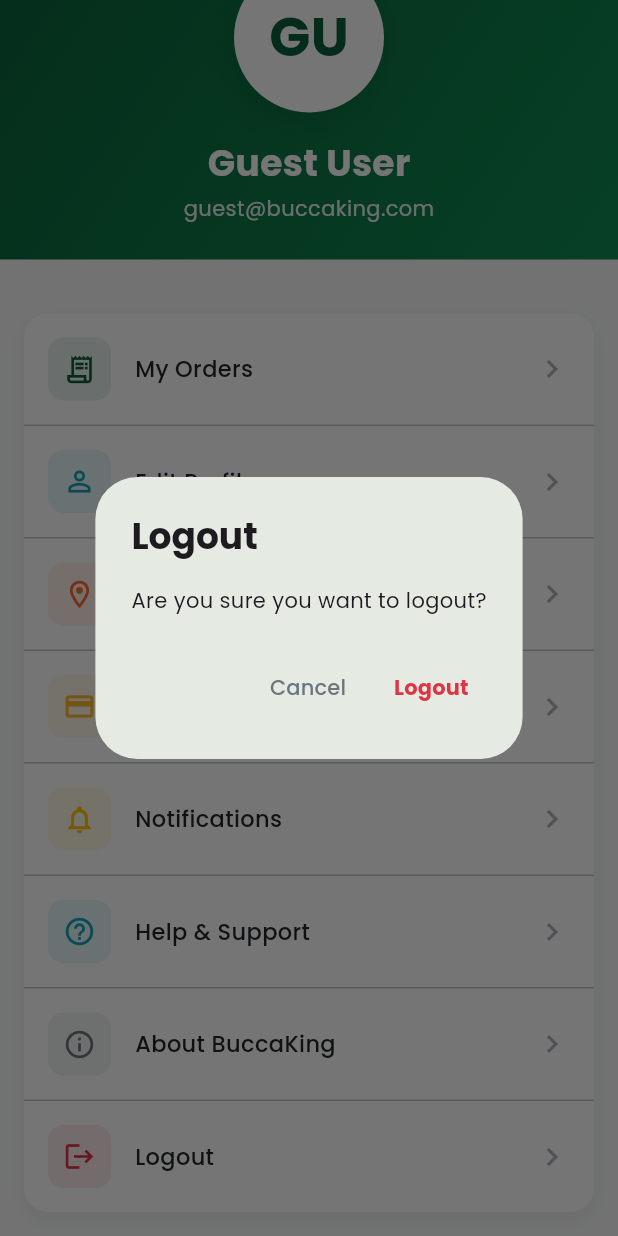
After one commit to spirakid/bucca-king-app, a Flutter app: the ProfileScreen screen opened directly, scrolled down 113 dp, after a tap on "Logout", on a phone screen of 412 x 824 dp. The commit adds this screen. Run offline on Flutter 3.47's test engine with Material 3 defaults, Android fonts, the phone set to English and light mode, and no system bars; our stand-ins replace cloud_firestore, firebase_core, google_fonts; accounts and stored records are empty.

Commit message:
feat: Add user profile screen with logout and settings

```diff
--- a/lib/screens/home_screen.dart
+++ b/lib/screens/home_screen.dart
@@ -1,5 +1,6 @@
 import 'package:bucca_king/screens/cart_screen.dart';
 import 'package:bucca_king/screens/food_detail_screen.dart';
+import 'package:bucca_king/screens/profile_screen.dart';
 import 'package:flutter/material.dart';
 import 'package:google_fonts/google_fonts.dart';
 import '../utils/colors.dart';
@@ -620,6 +621,7 @@ class _HomeScreenState extends State<HomeScreen> {
                     ],
                   ),
                 ),
+              )
             );
           },
         ),
@@ -647,11 +649,15 @@ class _HomeScreenState extends State<HomeScreen> {
     _selectedIndex = index;
   });
 
-          if (index == 2) {
-            // Cart tab
+  if (index == 2) {  // Cart tab
     Navigator.push(
       context,
       MaterialPageRoute(builder: (context) => const CartScreen()),
+    );
+  } else if (index == 3) {  // Profile tab
+    Navigator.push(
+      context,
+      MaterialPageRoute(builder: (context) => const ProfileScreen()),
     );
   }
 },
--- /dev/null
+++ b/lib/screens/profile_screen.dart
@@ -0,0 +1,443 @@
+import 'package:flutter/material.dart';
+import 'package:google_fonts/google_fonts.dart';
+import '../utils/colors.dart';
+import 'order_history_screen.dart';
+import 'auth/login_screen.dart';
+
+class ProfileScreen extends StatelessWidget {
+  const ProfileScreen({super.key});
+
+  @override
+  Widget build(BuildContext context) {
+    return Scaffold(
+      backgroundColor: AppColors.background,
+      body: SafeArea(
+        child: SingleChildScrollView(
+          child: Column(
+            children: [
+              _buildHeader(context),
+              const SizedBox(height: 20),
+              _buildProfileOptions(context),
+            ],
+          ),
+        ),
+      ),
+    );
+  }
+
+  Widget _buildHeader(BuildContext context) {
+    return Container(
+      padding: const EdgeInsets.all(24),
+      decoration: BoxDecoration(
+        gradient: LinearGradient(
+          colors: [AppColors.primary, AppColors.primaryLight],
+          begin: Alignment.topLeft,
+          end: Alignment.bottomRight,
+        ),
+      ),
+      child: Column(
+        children: [
+          Row(
+            children: [
+              Text(
+                'Profile',
+                style: GoogleFonts.poppins(
+                  fontSize: 28,
+                  fontWeight: FontWeight.bold,
+                  color: Colors.white,
+                ),
+              ),
+            ],
+          ),
+          const SizedBox(height: 24),
+          Container(
+            width: 100,
+            height: 100,
+            decoration: BoxDecoration(
+              color: Colors.white,
+              shape: BoxShape.circle,
+              boxShadow: [
+                BoxShadow(
+                  color: Colors.black.withOpacity(0.1),
+                  blurRadius: 20,
+                  offset: const Offset(0, 10),
+                ),
+              ],
+            ),
+            child: Center(
+              child: Text(
+                'GU',
+                style: GoogleFonts.poppins(
+                  fontSize: 36,
+                  fontWeight: FontWeight.bold,
+                  color: AppColors.primary,
+                ),
+              ),
+            ),
+          ),
+          const SizedBox(height: 16),
+          Text(
+            'Guest User',
+            style: GoogleFonts.poppins(
+              fontSize: 24,
+              fontWeight: FontWeight.bold,
+              color: Colors.white,
+            ),
+          ),
+          const SizedBox(height: 4),
+          Text(
+            'guest@buccaking.com',
+            style: GoogleFonts.poppins(
+              fontSize: 14,
+              color: Colors.white.withOpacity(0.9),
+            ),
+          ),
+        ],
+      ),
+    );
+  }
+
+  Widget _buildProfileOptions(BuildContext context) {
+    return Container(
+      margin: const EdgeInsets.all(16),
+      decoration: BoxDecoration(
+        color: Colors.white,
+        borderRadius: BorderRadius.circular(16),
+        boxShadow: [
+          BoxShadow(
+            color: Colors.black.withOpacity(0.05),
+            blurRadius: 10,
+            offset: const Offset(0, 5),
+          ),
+        ],
+      ),
+      child: Column(
+        children: [
+          _buildOptionTile(
+            context,
+            'My Orders',
+            Icons.receipt_long_outlined,
+            AppColors.primary,
+            () {
+              Navigator.push(
+                context,
+                MaterialPageRoute(
+                  builder: (context) => const OrderHistoryScreen(),
+                ),
+              );
+            },
+          ),
+          const Divider(height: 1),
+          _buildOptionTile(
+            context,
+            'Edit Profile',
+            Icons.person_outline,
+            AppColors.info,
+            () {
+              _showComingSoon(context, 'Edit Profile');
+            },
+          ),
+          const Divider(height: 1),
+          _buildOptionTile(
+            context,
+            'Delivery Addresses',
+            Icons.location_on_outlined,
+            AppColors.secondary,
+            () {
+              _showComingSoon(context, 'Delivery Addresses');
+            },
+          ),
+          const Divider(height: 1),
+          _buildOptionTile(
+            context,
+            'Payment Methods',
+            Icons.payment_outlined,
+            AppColors.accent,
+            () {
+              _showComingSoon(context, 'Payment Methods');
+            },
+          ),
+          const Divider(height: 1),
+          _buildOptionTile(
+            context,
+            'Notifications',
+            Icons.notifications_outlined,
+            AppColors.warning,
+            () {
+              _showComingSoon(context, 'Notifications');
+            },
+          ),
+          const Divider(height: 1),
+          _buildOptionTile(
+            context,
+            'Help & Support',
+            Icons.help_outline,
+            AppColors.info,
+            () {
+              _showHelpDialog(context);
+            },
+          ),
+          const Divider(height: 1),
+          _buildOptionTile(
+            context,
+            'About BuccaKing',
+            Icons.info_outline,
+            AppColors.textSecondary,
+            () {
+              _showAboutDialog(context);
+            },
+          ),
+          const Divider(height: 1),
+          _buildOptionTile(
+            context,
+            'Logout',
+            Icons.logout,
+            AppColors.error,
+            () {
+              _showLogoutDialog(context);
+            },
+          ),
+        ],
+      ),
+    );
+  }
+
+  Widget _buildOptionTile(
+    BuildContext context,
+    String title,
+    IconData icon,
+    Color iconColor,
+    VoidCallback onTap,
+  ) {
+    return InkWell(
+      onTap: onTap,
+      child: Padding(
+        padding: const EdgeInsets.all(16),
+        child: Row(
+          children: [
+            Container(
+              padding: const EdgeInsets.all(10),
+              decoration: BoxDecoration(
+                color: iconColor.withOpacity(0.1),
+                borderRadius: BorderRadius.circular(10),
+              ),
+              child: Icon(
+                icon,
+                color: iconColor,
+                size: 22,
+              ),
+            ),
+            const SizedBox(width: 16),
+            Expanded(
+              child: Text(
+                title,
+                style: GoogleFonts.poppins(
+                  fontSize: 15,
+                  fontWeight: FontWeight.w500,
+                  color: AppColors.textPrimary,
+                ),
+              ),
+            ),
+            Icon(
+              Icons.chevron_right,
+              color: AppColors.textLight,
+            ),
+          ],
+        ),
+      ),
+    );
+  }
+
+  void _showComingSoon(BuildContext context, String feature) {
+    showDialog(
+      context: context,
+      builder: (ctx) => AlertDialog(
+        title: Text(
+          'Coming Soon!',
+          style: GoogleFonts.poppins(fontWeight: FontWeight.bold),
+        ),
+        content: Text(
+          '$feature will be available in the next update.',
+          style: GoogleFonts.poppins(),
+        ),
+        actions: [
+          TextButton(
+            onPressed: () => Navigator.pop(ctx),
+            child: Text(
+              'OK',
+              style: GoogleFonts.poppins(
+                color: AppColors.primary,
+                fontWeight: FontWeight.bold,
+              ),
+            ),
+          ),
+        ],
+      ),
+    );
+  }
+
+  void _showHelpDialog(BuildContext context) {
+    showDialog(
+      context: context,
+      builder: (ctx) => AlertDialog(
+        title: Text(
+          'Help & Support',
+          style: GoogleFonts.poppins(fontWeight: FontWeight.bold),
+        ),
+        content: Column(
+          mainAxisSize: MainAxisSize.min,
+          crossAxisAlignment: CrossAxisAlignment.start,
+          children: [
+            Text(
+              'Need help? Contact us:',
+              style: GoogleFonts.poppins(fontWeight: FontWeight.w600),
+            ),
+            const SizedBox(height: 16),
+            _buildContactRow(Icons.phone, '+234 801 234 5678'),
+            const SizedBox(height: 12),
+            _buildContactRow(Icons.email, 'support@buccaking.com'),
+            const SizedBox(height: 12),
+            _buildContactRow(Icons.schedule, 'Mon-Sat: 9AM - 9PM'),
+          ],
+        ),
+        actions: [
+          TextButton(
+            onPressed: () => Navigator.pop(ctx),
+            child: Text(
+              'Close',
+              style: GoogleFonts.poppins(
+                color: AppColors.primary,
+                fontWeight: FontWeight.bold,
+              ),
+            ),
+          ),
+        ],
+      ),
+    );
+  }
+
+  Widget _buildContactRow(IconData icon, String text) {
+    return Row(
+      children: [
+        Icon(icon, size: 20, color: AppColors.primary),
+        const SizedBox(width: 12),
+        Text(
+          text,
+          style: GoogleFonts.poppins(fontSize: 14),
+        ),
+      ],
+    );
+  }
+
+  void _showAboutDialog(BuildContext context) {
+    showDialog(
+      context: context,
+      builder: (ctx) => AlertDialog(
+        title: Column(
+          children: [
+            Container(
+              width: 80,
+              height: 80,
+              decoration: BoxDecoration(
+                color: AppColors.primary.withOpacity(0.1),
+                shape: BoxShape.circle,
+              ),
+              child: const Center(
+                child: Text('🍽️', style: TextStyle(fontSize: 40)),
+              ),
+            ),
+            const SizedBox(height: 16),
+            Text(
+              'BuccaKing',
+              style: GoogleFonts.poppins(
+                fontWeight: FontWeight.bold,
+                color: AppColors.primary,
+              ),
+            ),
+          ],
+        ),
+        content: Column(
+          mainAxisSize: MainAxisSize.min,
+          children: [
+            Text(
+              'Version 1.0.0',
+              style: GoogleFonts.poppins(
+                fontSize: 14,
+                color: AppColors.textSecondary,
+              ),
+            ),
+            const SizedBox(height: 16),
+            Text(
+              'Delivering delicious Nigerian cuisine to your doorstep with love and care.',
+              textAlign: TextAlign.center,
+              style: GoogleFonts.poppins(fontSize: 14),
+            ),
+            const SizedBox(height: 16),
+            Text(
+              '© 2024 BuccaKing. All rights reserved.',
+              textAlign: TextAlign.center,
+              style: GoogleFonts.poppins(
+                fontSize: 12,
+                color: AppColors.textSecondary,
+              ),
+            ),
+          ],
+        ),
+        actions: [
+          TextButton(
+            onPressed: () => Navigator.pop(ctx),
+            child: Text(
+              'Close',
+              style: GoogleFonts.poppins(
+                color: AppColors.primary,
+                fontWeight: FontWeight.bold,
+              ),
+            ),
+          ),
+        ],
+      ),
+    );
+  }
+
+  void _showLogoutDialog(BuildContext context) {
+    showDialog(
+      context: context,
+      builder: (ctx) => AlertDialog(
+        title: Text(
+          'Logout',
+          style: GoogleFonts.poppins(fontWeight: FontWeight.bold),
+        ),
+        content: Text(
+          'Are you sure you want to logout?',
+          style: GoogleFonts.poppins(),
+        ),
+        actions: [
+          TextButton(
+            onPressed: () => Navigator.pop(ctx),
+            child: Text(
+              'Cancel',
+              style: GoogleFonts.poppins(color: AppColors.textSecondary),
+            ),
+          ),
+          TextButton(
+            onPressed: () {
+              Navigator.pop(ctx);
+              Navigator.pushAndRemoveUntil(
+                context,
+                MaterialPageRoute(builder: (context) => const LoginScreen()),
+                (route) => false,
+              );
+            },
+            child: Text(
+              'Logout',
+              style: GoogleFonts.poppins(
+                color: AppColors.error,
+                fontWeight: FontWeight.bold,
+              ),
+            ),
+          ),
+        ],
+      ),
+    );
+  }
+}
--- a/lib/utils/colors.dart
+++ b/lib/utils/colors.dart
@@ -1,34 +1,37 @@
 import 'package:flutter/material.dart';
 
 class AppColors {
-  // primary colors
-  static const Color primary = Color(0xFF4F378B);
-  static const Color primaryLight = Color(0xFF7C5DC7);
+  // Primary Colors - Nigerian Green Theme
+  static const Color primary = Color(0xFF0A5F38);
+  static const Color primaryLight = Color(0xFF0E8B52);
+  static const Color primaryDark = Color(0xFF064428);
 
-  // secondary colors
-  static const Color secondary = Color(0xFFF7B801);
-  static const Color secondaryLight = Color(0xFFFFD55D);
+  // Secondary Colors - Warm Orange
+  static const Color secondary = Color(0xFFFF6B35);
+  static const Color secondaryLight = Color(0xFFFF8A5C);
   static const Color secondaryDark = Color(0xFFE55A2B);
 
-  // Accent colors
-  static const Color accent = Color(0xFFE85D04);
+  // Accent Colors
+  static const Color accent = Color(0xFFFFB627);
   static const Color accentLight = Color(0xFFFFCA5A);
 
-  // Neutral colors
-  static const Color background = Color(0xFFF8F8F8);
+  // Neutral Colors
+  static const Color background = Color(0xFFF8F9FA);
   static const Color surface = Color(0xFFFFFFFF);
   static const Color cardBackground = Color(0xFFFFFFFF);
 
-  // Text colors
-  static const Color textPrimary = Color(0xFF22223B);
-  static const Color textSecondary = Color(0xFF9A9A9A);
-  static const Color textLight = Color(0xFFBDBDBD);
+  // Text Colors
+  static const Color textPrimary = Color(0xFF212529);
+  static const Color textSecondary = Color(0xFF6C757D);
+  static const Color textLight = Color(0xFFADB5BD);
 
-  // Status colors
+  // Status Colors
   static const Color success = Color(0xFF28A745);
-  static const Color error = Color(0xFFFFC107);
+  static const Color error = Color(0xFFDC3545);
+  static const Color warning = Color(0xFFFFC107);
+  static const Color info = Color(0xFF17A2B8);
 
-  // border & Divider colors
+  // Border & Divider
   static const Color border = Color(0xFFDEE2E6);
   static const Color divider = Color(0xFFE9ECEF);
 }
```
Lines whose indentation alone changed are shown as unchanged.
